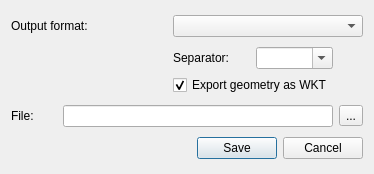
IZSVenezie/VetEpiGIS-Tool, file plugin/export_dialog_base.ui: the form before one commit.
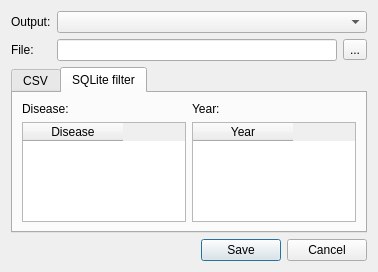
The form after the commit.

```diff
--- a/plugin/export_dialog_base.ui
+++ b/plugin/export_dialog_base.ui
@@ -6,38 +6,62 @@
    <rect>
     <x>0</x>
     <y>0</y>
-    <width>374</width>
-    <height>174</height>
+    <width>378</width>
+    <height>272</height>
    </rect>
   </property>
   <property name="windowTitle">
    <string>Dialog</string>
   </property>
   <layout class="QGridLayout" name="gridLayout_2">
-   <item row="0" column="0" colspan="2">
+   <item row="0" column="0">
     <widget class="QLabel" name="label">
      <property name="text">
-      <string>Output format:</string>
+      <string>Output:</string>
      </property>
     </widget>
    </item>
-   <item row="0" column="2" colspan="2">
+   <item row="0" column="1" colspan="2">
     <widget class="QComboBox" name="comboBox"/>
    </item>
-   <item row="1" column="0" colspan="2">
-    <spacer name="horizontalSpacer">
-     <property name="orientation">
-      <enum>Qt::Horizontal</enum>
+   <item row="1" column="0">
+    <widget class="QLabel" name="label_3">
+     <property name="text">
+      <string>File:</string>
      </property>
-     <property name="sizeHint" stdset="0">
+    </widget>
+   </item>
+   <item row="1" column="1">
+    <widget class="QLineEdit" name="lineEdit">
+     <property name="minimumSize">
       <size>
-       <width>113</width>
-       <height>20</height>
+       <width>270</width>
+       <height>0</height>
       </size>
      </property>
-    </spacer>
+     <property name="readOnly">
+      <bool>true</bool>
+     </property>
+    </widget>
    </item>
    <item row="1" column="2">
+    <widget class="QToolButton" name="toolButton">
+     <property name="text">
+      <string>...</string>
+     </property>
+    </widget>
+   </item>
+   <item row="2" column="0" colspan="3">
+    <widget class="QTabWidget" name="tabWidget">
+     <property name="currentIndex">
+      <number>1</number>
+     </property>
+     <widget class="QWidget" name="tab">
+      <attribute name="title">
+       <string>CSV</string>
+      </attribute>
+      <layout class="QGridLayout" name="gridLayout_6">
+       <item row="0" column="0">
     <layout class="QGridLayout" name="gridLayout">
      <item row="0" column="0">
       <widget class="QLabel" name="label_2">
@@ -68,34 +92,62 @@
      </item>
     </layout>
    </item>
-   <item row="2" column="0">
-    <widget class="QLabel" name="label_3">
+      </layout>
+     </widget>
+     <widget class="QWidget" name="tab_2">
+      <attribute name="title">
+       <string>SQLite filter</string>
+      </attribute>
+      <layout class="QGridLayout" name="gridLayout_3">
+       <item row="0" column="0">
+        <widget class="QLabel" name="label_4">
      <property name="text">
-      <string>File:</string>
+          <string>Disease:</string>
      </property>
     </widget>
    </item>
-   <item row="2" column="1" colspan="2">
-    <widget class="QLineEdit" name="lineEdit">
-     <property name="minimumSize">
-      <size>
-       <width>270</width>
-       <height>0</height>
-      </size>
-     </property>
-     <property name="readOnly">
-      <bool>true</bool>
-     </property>
-    </widget>
-   </item>
-   <item row="2" column="3">
-    <widget class="QToolButton" name="toolButton">
+       <item row="0" column="1">
+        <widget class="QLabel" name="label_5">
+         <property name="text">
+          <string>Year:</string>
+         </property>
+        </widget>
+       </item>
+       <item row="1" column="0">
+        <widget class="QTableWidget" name="tableWidget">
+         <property name="selectionMode">
+          <enum>QAbstractItemView::MultiSelection</enum>
+         </property>
+         <property name="selectionBehavior">
+          <enum>QAbstractItemView::SelectRows</enum>
+         </property>
+         <column>
+          <property name="text">
+           <string>Disease</string>
+          </property>
+         </column>
+        </widget>
+       </item>
+       <item row="1" column="1">
+        <widget class="QTableWidget" name="tableWidget_2">
+         <property name="selectionMode">
+          <enum>QAbstractItemView::MultiSelection</enum>
+         </property>
+         <property name="selectionBehavior">
+          <enum>QAbstractItemView::SelectRows</enum>
+         </property>
+         <column>
      <property name="text">
-      <string>...</string>
-     </property>
-    </widget>
-   </item>
-   <item row="3" column="2" colspan="2">
+           <string>Year</string>
+          </property>
+         </column>
+        </widget>
+       </item>
+      </layout>
+     </widget>
+    </widget>
+   </item>
+   <item row="3" column="1" colspan="2">
     <widget class="QDialogButtonBox" name="buttonBox">
      <property name="orientation">
       <enum>Qt::Horizontal</enum>
```
Lines whose indentation alone changed are shown as unchanged.
